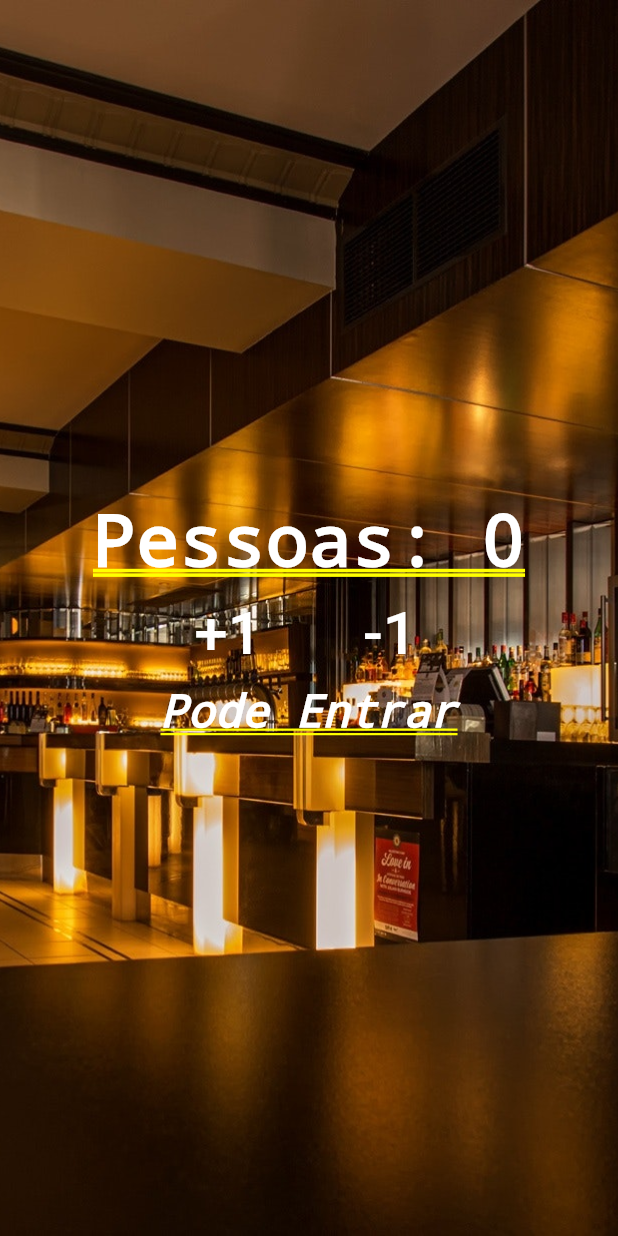
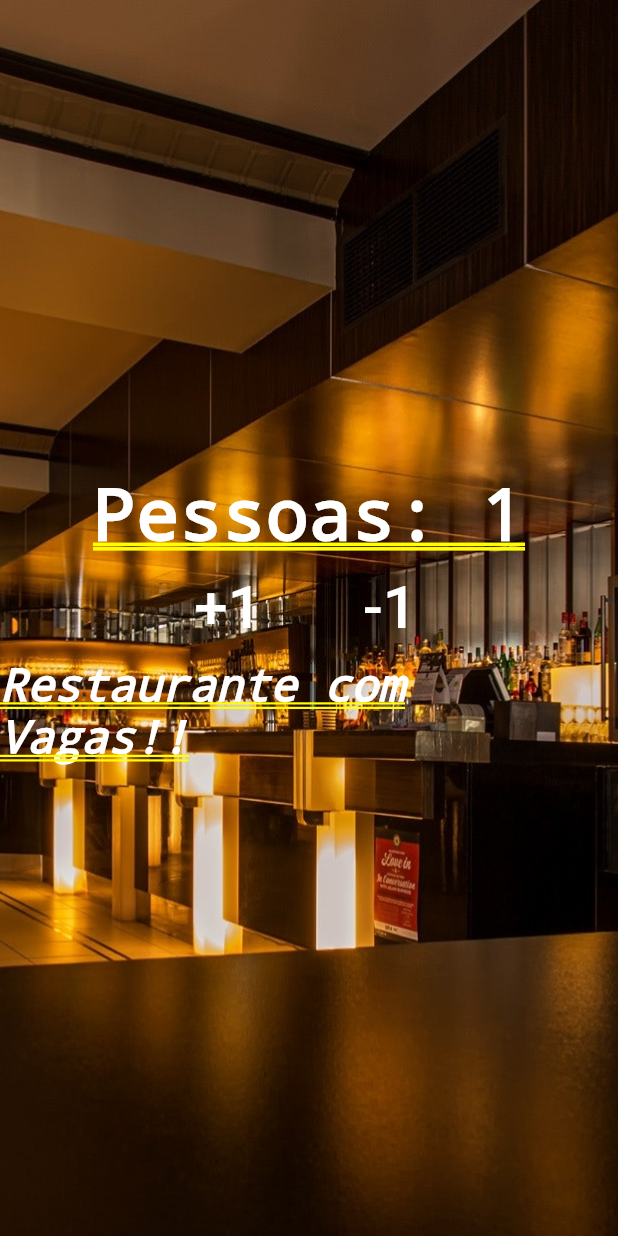
Before and after one commit to phbotacin/Flutter-Projects, a Flutter app: the screen it shows after launch, after a tap on "+1", on a phone screen of 412 x 824 dp. Run offline on Flutter 3.47's test engine with Material 2 defaults, Android fonts, the phone set to English and light mode, and no system bars.

Commit message:
layout + button

```diff
--- a/contador_de_pessoas/lib/main.dart
+++ b/contador_de_pessoas/lib/main.dart
@@ -1,10 +1,40 @@
 import 'package:flutter/material.dart';
 
 void main() {
-  runApp(MaterialApp(
-      //MaterialApp é o tipo do programa
+  runApp(MaterialApp(//MaterialApp é o tipo do programa
       title: "Contador de Pessoas",
-      home: Stack(
+      home: Home())); //Função para executar o programa
+}
+
+
+class Home extends StatefulWidget {
+  const Home({Key? key}) : super(key: key);
+
+  @override
+  _HomeState createState() => _HomeState();
+}
+
+class _HomeState extends State<Home> {
+
+  int _people = 0;
+  String _infoText = "Bem Vindo ao Restaurate Casarão";
+
+  void _changePeople(int delta){
+    setState(() {
+      _people += delta;
+      if(_people >= 30){
+        _infoText = "Restaurante Cheio!!";
+      }else if(_people < 0){
+        _infoText  = "Restaurante Vazio!!";
+      }else{
+        _infoText = "Restaurante com Vagas!!";
+      }
+    });
+  }
+
+  @override
+  Widget build(BuildContext context) { //Função Build chamada quando quer mudar alguma coisa no layout
+    return Stack(
       children: [
         Image.asset(
           "images/restaurant.jpg",
@@ -15,7 +45,7 @@ void main() {
           mainAxisAlignment: MainAxisAlignment.center,
           children: [
             Text(
-                "Pessoas: 0",
+              "Pessoas: $_people",
               style:
               TextStyle(color: Colors.white, fontWeight: FontWeight.bold),
             ),
@@ -29,7 +59,9 @@ void main() {
                       "+1",
                       style: TextStyle(fontSize: 40.0, color: Colors.white),
                     ),
-                      onPressed: () {},
+                    onPressed: () {
+                      _changePeople(1);
+                    },
                   ),
                 ),
                 Padding(
@@ -39,13 +71,15 @@ void main() {
                       "-1",
                       style: TextStyle(fontSize: 40.0, color: Colors.white),
                     ),
-                      onPressed: () {},
+                    onPressed: () {
+                      _changePeople(-1);
+                    },
                   ),
                 ),
               ],
             ),
             Text(
-                "Pode Entrar",
+              _infoText,
               style: TextStyle(
                   color: Colors.white,
                   fontStyle: FontStyle.italic,
@@ -54,5 +88,6 @@ void main() {
           ],
         ),
       ],
-      ))); //Função para executar o programa
+    );
   }
+}
```
Lines whose indentation alone changed are shown as unchanged.
